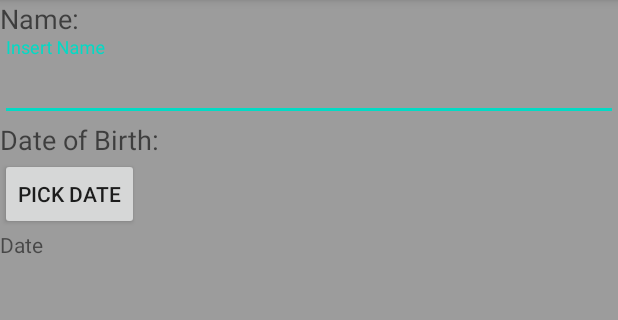
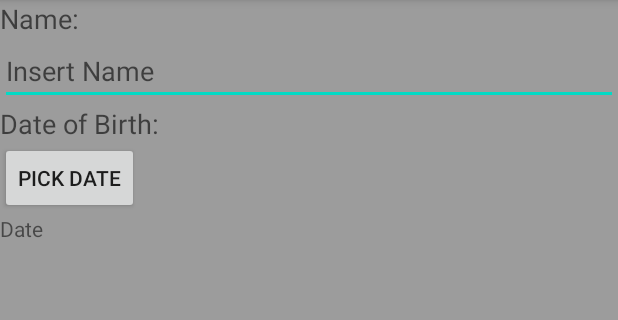
Before and after one commit to DanielSiob/Gestao_Infetados, an Android app: the Add_Patient_Data screen opened directly, with no data from a screen before it, on a phone screen of 412 x 824 dp, the part 84-404 px from its top. Run offline under Robolectric (Android 15) with nearby library versions, the phone set to English and light mode, and no system bars.

Commit message:
Correção de erros ao clicar no botão

```diff
--- a/app/src/main/res/layout/activity_add__patient__data.xml
+++ b/app/src/main/res/layout/activity_add__patient__data.xml
@@ -15,9 +15,7 @@
         android:text="Name:"
         android:textAppearance="@style/TextAppearance.AppCompat.Medium" />
 
-    <com.google.android.material.textfield.TextInputLayout
-        android:layout_width="match_parent"
-        android:layout_height="match_parent">
+
 
     <com.google.android.material.textfield.TextInputEditText
         android:layout_width="match_parent"
@@ -35,15 +33,13 @@
         android:id="@+id/btnPickDatePatient"
         android:layout_width="wrap_content"
         android:layout_height="wrap_content"
-            android:text="Pick Date"
-            />
+        android:text="Pick Date" />
 
     <TextView
         android:id="@+id/TextViewPickDatePatient"
         android:layout_width="wrap_content"
         android:layout_height="wrap_content"
-            android:text="Date"
-            />
+        android:text="Date" />
 
-    </com.google.android.material.textfield.TextInputLayout>
+
 </LinearLayout>
--- a/app/src/main/res/layout/activity_main.xml
+++ b/app/src/main/res/layout/activity_main.xml
@@ -34,6 +34,7 @@
         android:id="@+id/button2"
         android:layout_width="match_parent"
         android:layout_height="wrap_content"
+        android:onClick="goToActivity_Add_Patient_Data"
         android:text="Add Patient Data" />
 
     <Button
```
Lines whose indentation alone changed are shown as unchanged.
